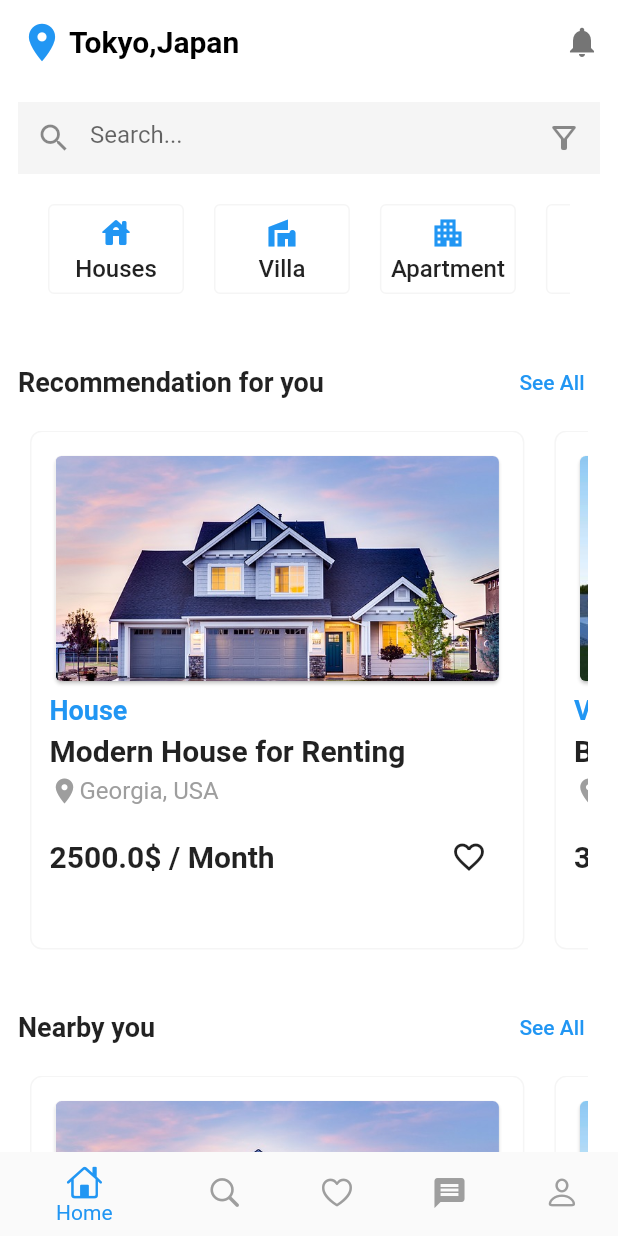
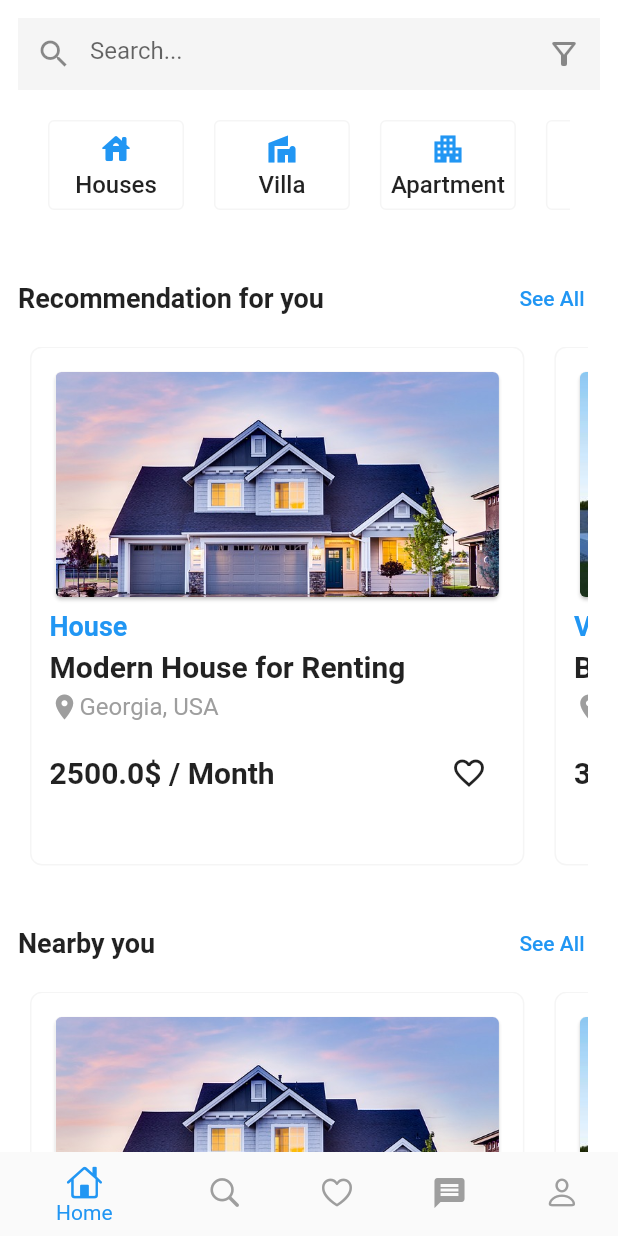
Before and after one commit to MoazMohamedHamzaGaber/Tutorial_App, a Flutter app: the screen it shows after launch, on a phone screen of 412 x 824 dp. Run offline on Flutter 3.47's test engine with Material 2 defaults, Android fonts, the phone set to English and light mode, and no system bars.

Commit message:
moaz update

```diff
--- a/lib/feature/home/presentation/view/widget/home_view_body.dart
+++ b/lib/feature/home/presentation/view/widget/home_view_body.dart
@@ -12,21 +12,21 @@ class HomeViewBody extends StatelessWidget {
   @override
   Widget build(BuildContext context) {
     return Scaffold(
-      appBar: AppBar(
-        titleSpacing: -10,
-        leading: const Icon(
-          Icons.location_on,
-          color: Colors.blue,
-          size: 30,
-        ),
-        title: const Text('Tokyo,Japan'),
-        actions: [
-          IconButton(
-            onPressed: () {},
-            icon: const Icon(Icons.notifications),
-          )
-        ],
-      ),
+      // appBar: AppBar(
+      //   titleSpacing: -10,
+      //   leading: const Icon(
+      //     Icons.location_on,
+      //     color: Colors.blue,
+      //     size: 30,
+      //   ),
+      //   title: const Text('Tokyo,Japan'),
+      //   actions: [
+      //     IconButton(
+      //       onPressed: () {},
+      //       icon: const Icon(Icons.notifications),
+      //     )
+      //   ],
+      // ),
       body: SingleChildScrollView(
         physics: const BouncingScrollPhysics(),
         child: Padding(
```
Also changed, not shown: pubspec.lock.
